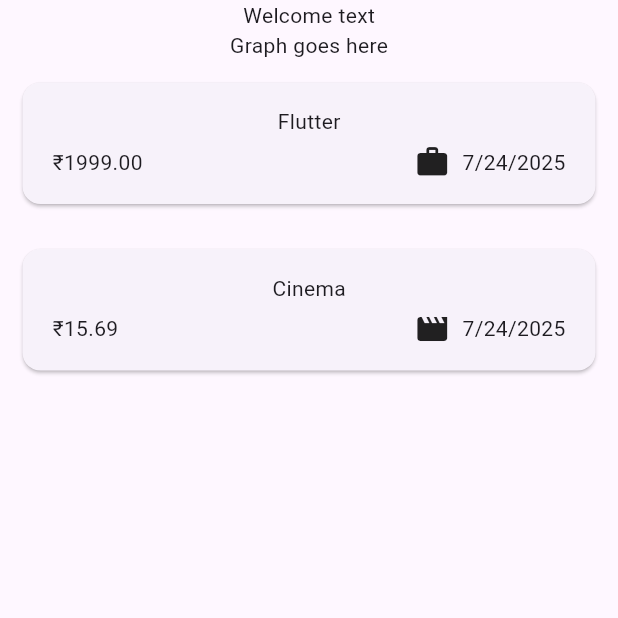
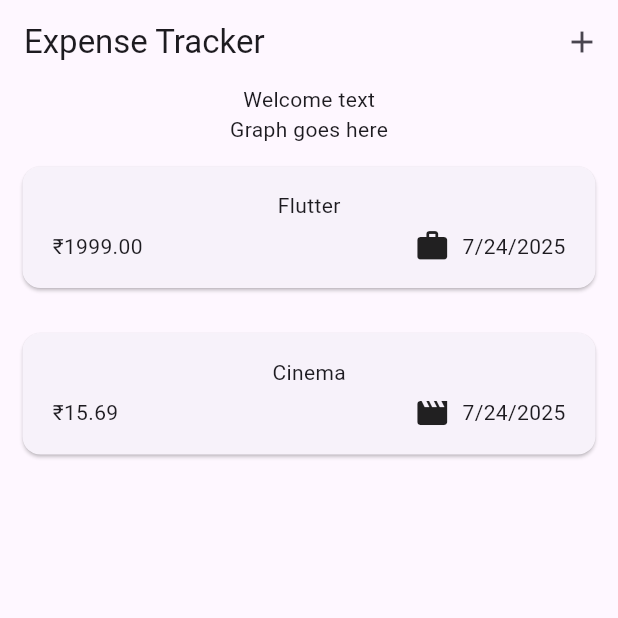
Before and after one commit to Abhilash037415/flutter_expense_tracker, a Flutter app: the screen it shows after launch, on a phone screen of 412 x 824 dp, the top half of it. Run offline on Flutter 3.47's test engine with Material 3 defaults, Android fonts, the phone set to English and light mode, and no system bars.

Commit message:
added app bar and modalbottomoverlay

```diff
--- a/lib/widgets/expense_tracker.dart
+++ b/lib/widgets/expense_tracker.dart
@@ -26,10 +26,30 @@ class _ExpensesState extends State<Expenses> {
       category: Category.leisure,
     ),
   ];
+
+  void _openAddExpenseOverlay() {
+    showModalBottomSheet(
+      context: context,
+      builder: (ctx) => Container(
+        padding: const EdgeInsets.all(16),
+        child: const Text('Modal bottom overlay'),
+      ),
+    );
+  }
+
   @override
   Widget build(BuildContext context) {
     return MaterialApp(
       home: Scaffold(
+        appBar: AppBar(
+          title: Text('Expense Tracker'),
+          actions: [
+            IconButton(
+              onPressed: _openAddExpenseOverlay,
+              icon: Icon(Icons.add),
+            ),
+          ],
+        ),
         body: Column(
           children: [
             Text('Welcome text'),
```
